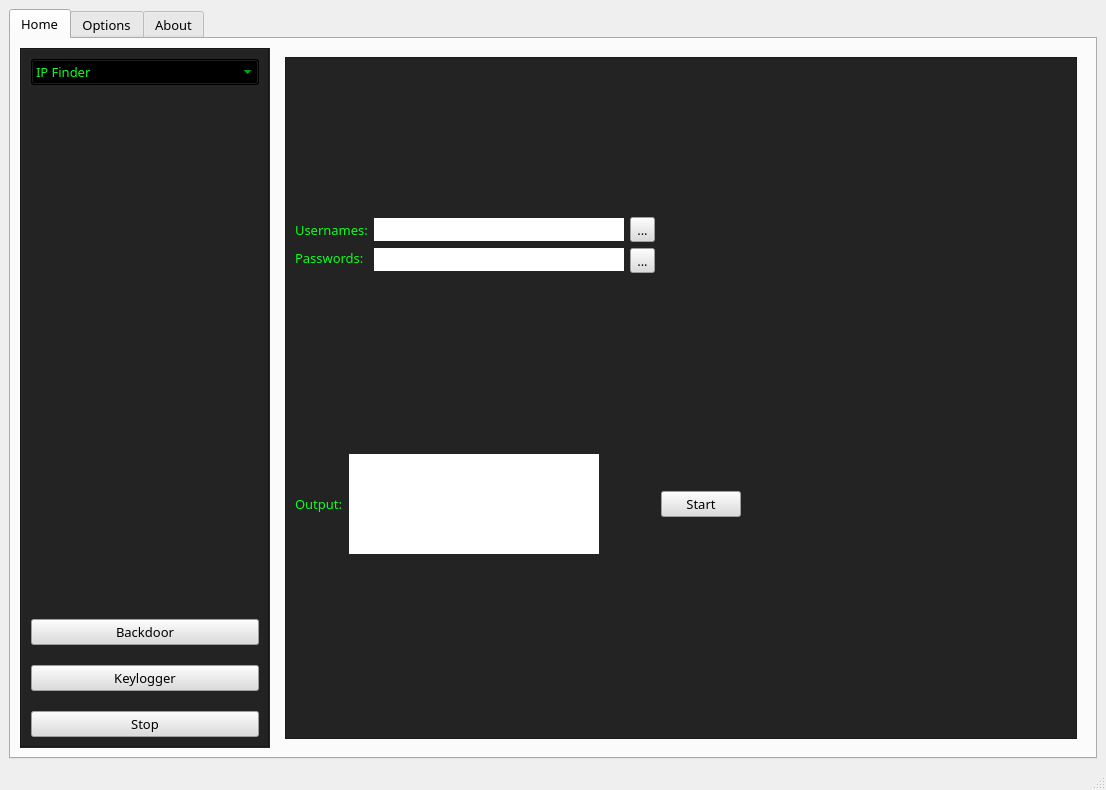
Above: Gui.ui from Plout0nas/PenetrationTestingToolkit before the change. Below: the same form after it.
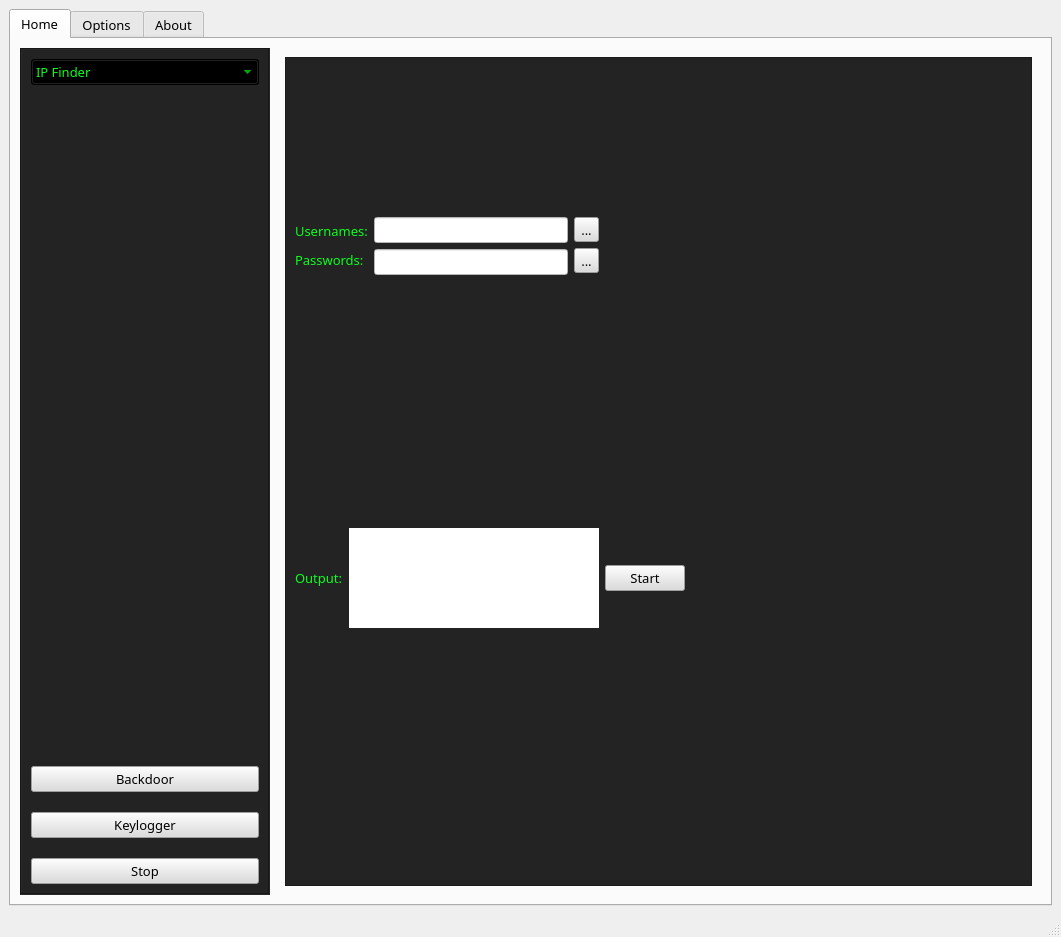
That is the form after the change. The open tabs and pages were chosen to show the change. Icons and pictures are not drawn.

Commit message: Added names for each line edit, button and label

```diff
--- a/Gui.ui
+++ b/Gui.ui
@@ -6,8 +6,8 @@
    <rect>
     <x>0</x>
     <y>0</y>
-    <width>1106</width>
-    <height>790</height>
+    <width>1061</width>
+    <height>937</height>
    </rect>
   </property>
   <property name="minimumSize">
@@ -1584,6 +1584,12 @@
               <layout class="QGridLayout" name="gridLayout_22">
                <item row="3" column="5">
                 <spacer name="horizontalSpacer_4">
+                 <property name="font">
+                  <font>
+                   <family>Copperplate Gothic Light</family>
+                   <pointsize>10</pointsize>
+                  </font>
+                 </property>
                  <property name="orientation">
                   <enum>Qt::Horizontal</enum>
                  </property>
@@ -1653,19 +1659,7 @@
                  <item>
                   <layout class="QVBoxLayout" name="verticalLayout_4">
                    <item>
-                    <widget class="QLabel" name="label_31">
-                     <property name="sizePolicy">
-                      <sizepolicy hsizetype="Fixed" vsizetype="Fixed">
-                       <horstretch>0</horstretch>
-                       <verstretch>0</verstretch>
-                      </sizepolicy>
-                     </property>
-                     <property name="minimumSize">
-                      <size>
-                       <width>250</width>
-                       <height>23</height>
-                      </size>
-                     </property>
+                    <widget class="QLineEdit" name="ssh_username_lineEdite">
                      <property name="font">
                       <font>
                        <family>Copperplate Gothic Light</family>
@@ -1675,25 +1669,10 @@
                      <property name="styleSheet">
                       <string notr="true">background-color: rgb(255, 255, 255);</string>
                      </property>
-                     <property name="text">
-                      <string/>
-                     </property>
                     </widget>
                    </item>
                    <item>
-                    <widget class="QLabel" name="label_33">
-                     <property name="sizePolicy">
-                      <sizepolicy hsizetype="Fixed" vsizetype="Fixed">
-                       <horstretch>0</horstretch>
-                       <verstretch>0</verstretch>
-                      </sizepolicy>
-                     </property>
-                     <property name="minimumSize">
-                      <size>
-                       <width>250</width>
-                       <height>23</height>
-                      </size>
-                     </property>
+                    <widget class="QLineEdit" name="ssh_pwd_lineEdit">
                      <property name="font">
                       <font>
                        <family>Copperplate Gothic Light</family>
@@ -1703,9 +1682,6 @@
                      <property name="styleSheet">
                       <string notr="true">background-color: rgb(255, 255, 255);</string>
                      </property>
-                     <property name="text">
-                      <string/>
-                     </property>
                     </widget>
                    </item>
                   </layout>
@@ -1776,6 +1752,12 @@
                </item>
                <item row="0" column="0">
                 <spacer name="verticalSpacer_3">
+                 <property name="font">
+                  <font>
+                   <family>Copperplate Gothic Light</family>
+                   <pointsize>10</pointsize>
+                  </font>
+                 </property>
                  <property name="orientation">
                   <enum>Qt::Vertical</enum>
                  </property>
```
Left out of the diff: 124 changed lines with no effect on the pictures.
